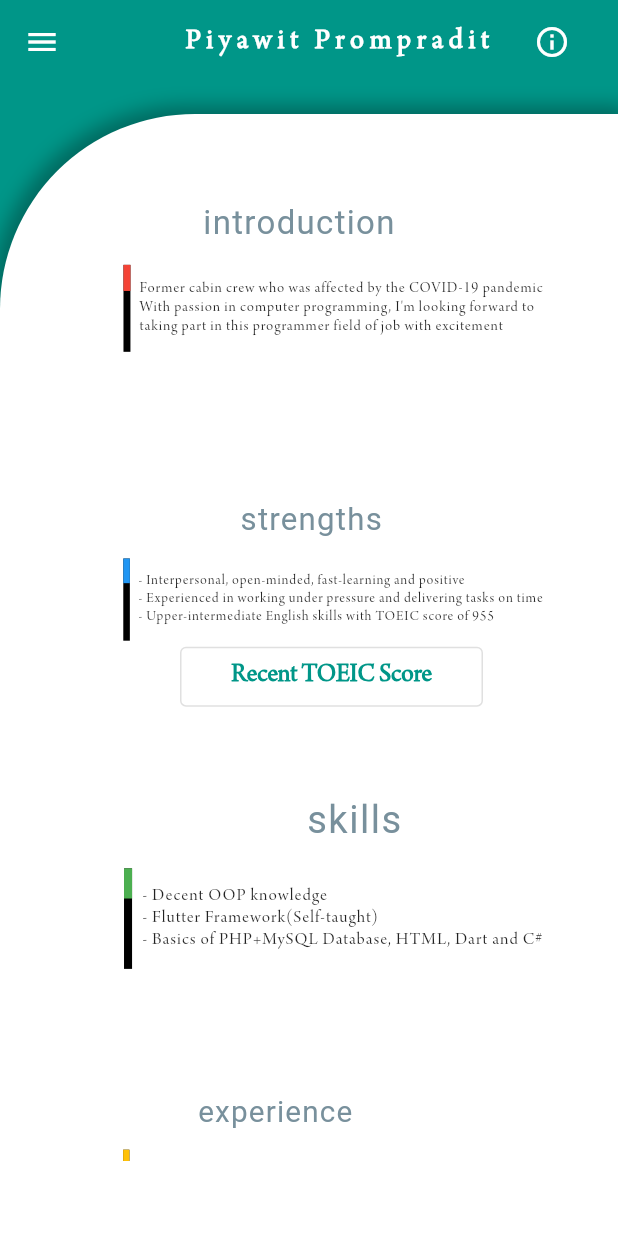
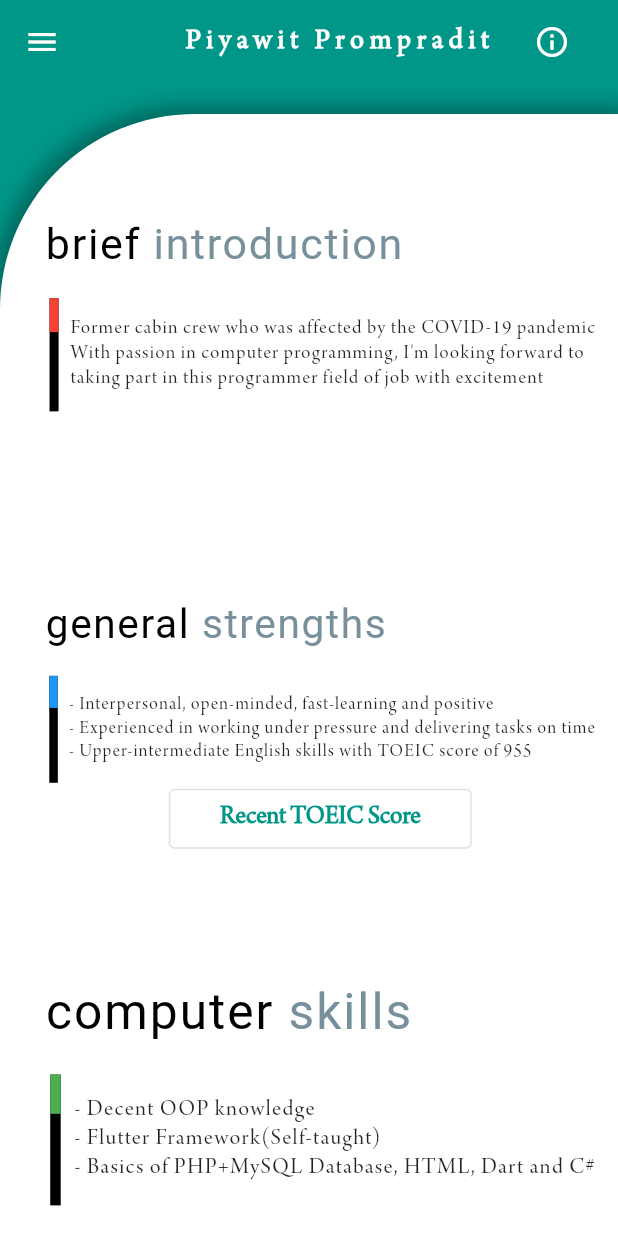
Before and after one commit to asPiyawit/pywPublicFiles, a Flutter app: the screen it shows after launch, on a phone screen of 412 x 824 dp. Run offline on Flutter 3.47's test engine with Material 2 defaults, Android fonts, the light colour scheme and no system bars.

Commit message:
adjusted something

```diff
--- a/pywportfolio/lib/main.dart
+++ b/pywportfolio/lib/main.dart
@@ -16,7 +16,7 @@
         fontFamily: 'Arno',
       ),
       debugShowCheckedModeBanner: false,
-      title: 'Piyawit\'s Portfolio',
+      title: 'Piyawit\'s Portfolio...',
       routes: {
         '/': (ctx) => ScnHome(),
         '/story': (ctx) => ScnStory(),
--- a/pywportfolio/lib/screens/scn_home.dart
+++ b/pywportfolio/lib/screens/scn_home.dart
@@ -32,7 +32,7 @@
                 child: ClipRRect(
                   borderRadius: BorderRadius.circular(20),
                   child: Image.asset(
-                    '../assets/images/contactpic.jpg',
+                    'assets/images/contactpic.jpg',
                     width: 120,
                   ),
                 ),
@@ -122,7 +122,7 @@
                     child: ClipRRect(
                       borderRadius: BorderRadius.circular(20),
                       child: Image.asset(
-                        '../assets/images/TOEIC.jpg',
+                        'assets/images/TOEIC.jpg',
                         width: 600,
                       ),
                     ),
@@ -206,7 +206,7 @@
                         mQSize.padding.top) -
                     20,
                 width: mQSize.size.width,
-                padding: EdgeInsets.fromLTRB(80, 60, 50, 50),
+                padding: EdgeInsets.fromLTRB(30, 70, 15, 0),
                 decoration: BoxDecoration(
                   color: Colors.white,
                   borderRadius: BorderRadius.only(
@@ -295,7 +295,7 @@
                       decoration: BoxDecoration(
                         image: DecorationImage(
                           image: AssetImage(
-                            '../assets/images/hardworker.png',
+                            'assets/images/hardworker.png',
                           ),
                           fit: BoxFit.cover,
                         ),
--- a/pywportfolio/lib/widgets/wdg_mixedblock.dart
+++ b/pywportfolio/lib/widgets/wdg_mixedblock.dart
@@ -26,7 +26,11 @@
         height: 60,
         child: RichText(
           text: TextSpan(
-            style: TextStyle(letterSpacing: 1.5, fontSize: 38),
+            style: TextStyle(
+              letterSpacing: 1.5,
+              fontSize: 38,
+              color: Colors.black,
+            ),
             children: <TextSpan>[
               TextSpan(
                 text: '$firstWord ',
```
Also changed, not shown: pywportfolio/lib/screens/scn_story.dart (+20 -48 lines), pywportfolio/pubspec.lock.
